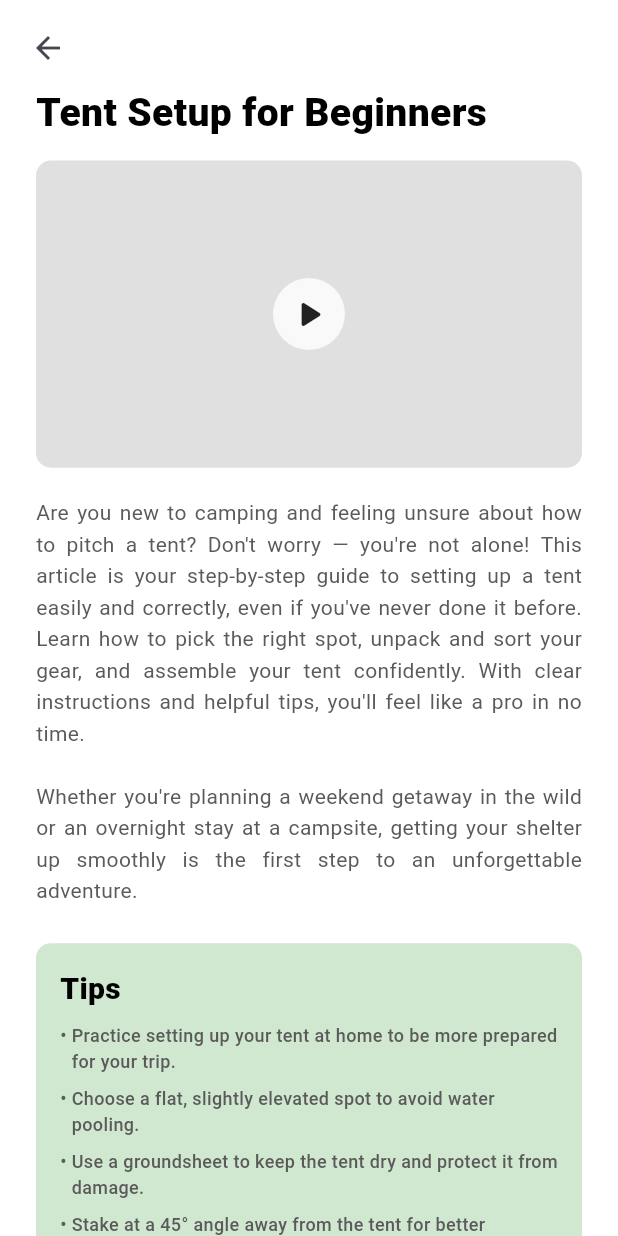
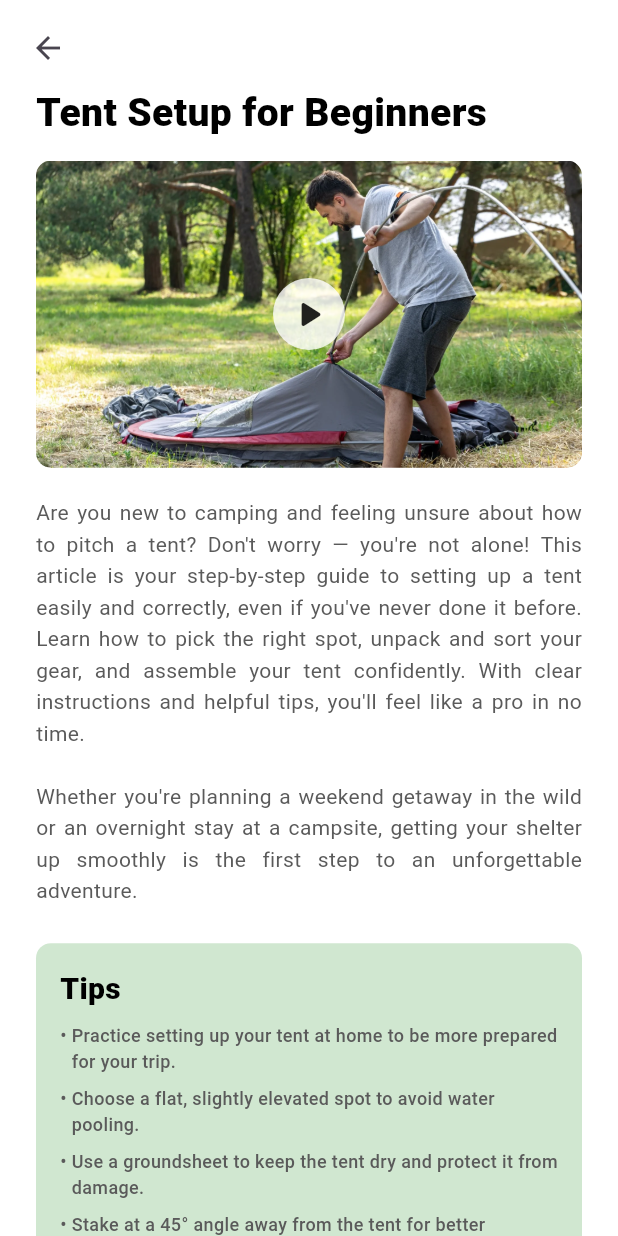
Before and after one commit to DrRhea/atap_bumi_apps, a Flutter app: the ArticlesTipsScreen screen opened by its route, on a phone screen of 412 x 824 dp. Run offline on Flutter 3.47's test engine with Material 3 defaults, Android fonts, the phone set to English and light mode, and no system bars; our stand-ins replace flutter_svg; Roboto replaces fonts that are missing (Alexandria).

Commit message:
Prev (#18)
* feat:

* feat: add assets article videos

---------

Co-authored-by: Joel <julian.dsatrio@gmail.com>

```diff
--- a/lib/screens/home/articles_tips/articles_tips_screen.dart
+++ b/lib/screens/home/articles_tips/articles_tips_screen.dart
@@ -51,15 +51,18 @@ class ArticlesTipsScreen extends StatelessWidget {
 
                   const SizedBox(height: 16),
 
-                  // Video placeholder (to be replaced with actual video player)
+                  // Video placeholder with background image
                 Padding(
                   padding: const EdgeInsets.symmetric(horizontal: 24.0),
                   child: AspectRatio(
                     aspectRatio: 16 / 9,
                     child: Container(
                       decoration: BoxDecoration(
-                          color: Colors.grey[300],
                         borderRadius: BorderRadius.circular(10),
+                        image: const DecorationImage(
+                          image: AssetImage('assets/images/tent_article.webp'),
+                          fit: BoxFit.cover,
+                        ),
                       ),
                       child: Stack(
                         alignment: Alignment.center,
--- a/pubspec.yaml
+++ b/pubspec.yaml
@@ -122,6 +122,7 @@ flutter:
     - assets/images/TREKKING.png
     - assets/images/UTENSIL.png
     - assets/images/WALKIE.png
+    - assets/images/tent_article.webp
 
   # An image asset can refer to one or more resolution-specific "variants", see
   # https://flutter.dev/to/resolution-aware-images
```
Also changed, not shown: assets/images/tent_article.webp (added). Lines whose indentation alone changed are shown as unchanged.
